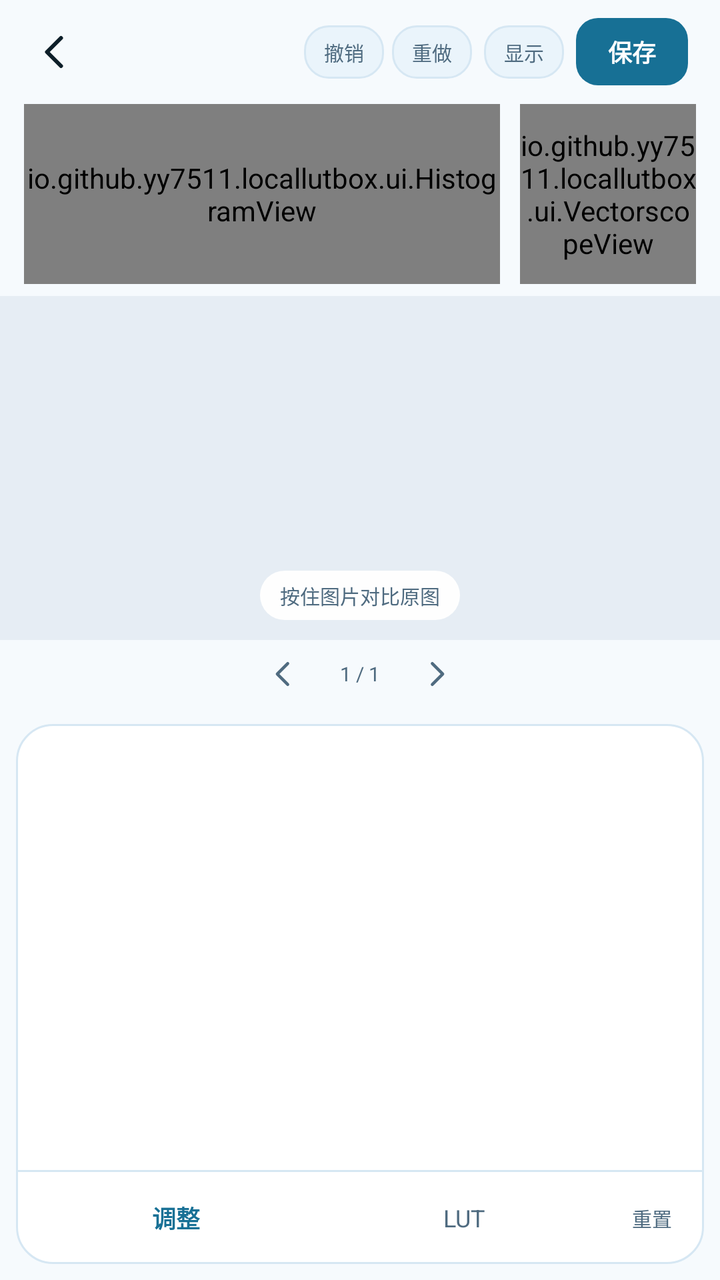
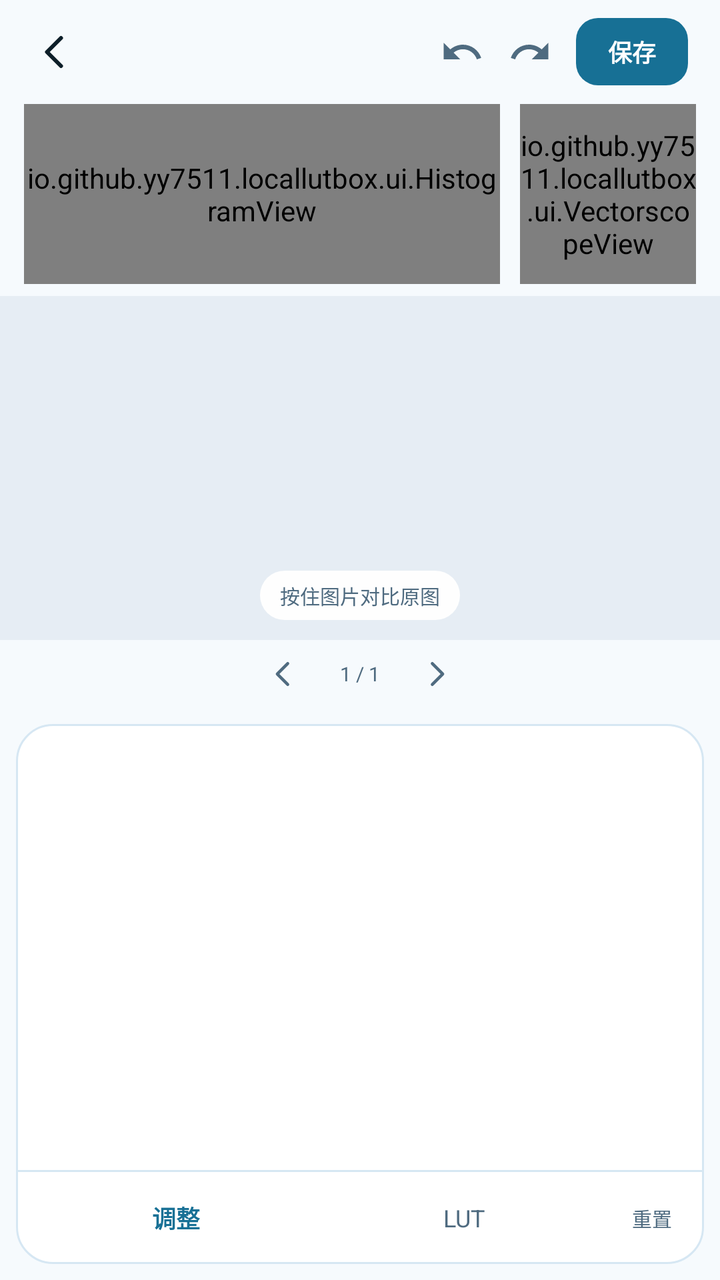

The first picture is an Android layout as it rendered before a commit; the second is the same layout after the commit. The layout source and the unified diff follow.
<!-- AndroidManifest.xml: application theme AppTheme_Dark -->
<!-- res/layout/activity_editor.xml -->
<?xml version="1.0" encoding="utf-8"?>
<LinearLayout xmlns:android="http://schemas.android.com/apk/res/android"
    android:layout_width="match_parent"
    android:layout_height="match_parent"
    android:orientation="vertical"
    android:background="@color/bg">

    <LinearLayout
        android:id="@+id/editorBar"
        android:layout_width="match_parent"
        android:layout_height="52dp"
        android:orientation="horizontal"
        android:gravity="center_vertical"
        android:paddingLeft="8dp"
        android:paddingRight="12dp">

        <ImageView
            android:id="@+id/btnBack"
            android:layout_width="40dp"
            android:layout_height="40dp"
            android:padding="8dp"
            android:src="@drawable/ic_back"
            android:tint="@color/text"
            android:clickable="true"
            android:focusable="true"
            android:contentDescription="返回" />

        <TextView
            android:id="@+id/title"
            android:layout_width="0dp"
            android:layout_height="wrap_content"
            android:layout_weight="1"
            android:layout_marginLeft="2dp"
            android:layout_marginRight="8dp"
            android:ellipsize="middle"
            android:maxLines="1"
            android:textColor="@color/text"
            android:textSize="13sp"
            android:textStyle="bold" />

        <TextView
            android:id="@+id/btnUndo"
            android:layout_width="wrap_content"
            android:layout_height="wrap_content"
            android:layout_marginRight="4dp"
            android:background="@drawable/bg_chip"
            android:paddingLeft="10dp"
            android:paddingRight="10dp"
            android:paddingTop="6dp"
            android:paddingBottom="6dp"
            android:text="撤销"
            android:textColor="@color/muted"
            android:textSize="10sp"
            android:clickable="true"
            android:focusable="true" />

        <TextView
            android:id="@+id/btnRedo"
            android:layout_width="wrap_content"
            android:layout_height="wrap_content"
            android:layout_marginRight="6dp"
            android:background="@drawable/bg_chip"
            android:paddingLeft="10dp"
            android:paddingRight="10dp"
            android:paddingTop="6dp"
            android:paddingBottom="6dp"
            android:text="重做"
            android:textColor="@color/muted"
            android:textSize="10sp"
            android:clickable="true"
            android:focusable="true" />

        <TextView
            android:id="@+id/btnGraph"
            android:layout_width="wrap_content"
            android:layout_height="wrap_content"
            android:layout_marginRight="6dp"
            android:background="@drawable/bg_chip"
            android:paddingLeft="10dp"
            android:paddingRight="10dp"
            android:paddingTop="6dp"
            android:paddingBottom="6dp"
            android:text="显示"
            android:textColor="@color/muted"
            android:textSize="10sp"
            android:clickable="true"
            android:focusable="true" />

        <TextView
            android:id="@+id/btnSave"
            android:layout_width="wrap_content"
            android:layout_height="wrap_content"
            android:layout_marginRight="4dp"
            android:background="@drawable/bg_btn"
            android:paddingLeft="16dp"
            android:paddingRight="16dp"
            android:paddingTop="8dp"
            android:paddingBottom="8dp"
            android:text="保存"
            android:textColor="@color/on_accent"
            android:textSize="12sp"
            android:textStyle="bold"
            android:clickable="true"
            android:focusable="true" />
    </LinearLayout>

    
    <LinearLayout
        android:id="@+id/analysisStrip"
        android:layout_width="match_parent"
        android:layout_height="96dp"
        android:orientation="horizontal"
        android:paddingLeft="12dp"
        android:paddingRight="12dp"
        android:paddingBottom="6dp"
        android:background="@color/bg">

        <io.github.yy7511.locallutbox.ui.HistogramView
            android:id="@+id/histogram"
            android:layout_width="0dp"
            android:layout_height="match_parent"
            android:layout_weight="1" />

        <io.github.yy7511.locallutbox.ui.VectorscopeView
            android:id="@+id/vectorscope"
            android:layout_width="88dp"
            android:layout_height="match_parent"
            android:layout_marginLeft="10dp" />
    </LinearLayout>

    <FrameLayout
        android:layout_width="match_parent"
        android:layout_height="0dp"
        android:layout_weight="1"
        android:background="@color/photo_bg">

        <ImageView
            android:id="@+id/imgPreview"
            android:layout_width="match_parent"
            android:layout_height="match_parent"
            android:scaleType="fitCenter"
            android:contentDescription="预览" />

        <TextView
            android:id="@+id/compareHint"
            android:layout_width="wrap_content"
            android:layout_height="wrap_content"
            android:layout_gravity="bottom|center_horizontal"
            android:layout_marginBottom="10dp"
            android:background="@drawable/bg_bar"
            android:paddingLeft="10dp"
            android:paddingRight="10dp"
            android:paddingTop="5dp"
            android:paddingBottom="5dp"
            android:text="按住图片对比原图"
            android:textColor="@color/muted"
            android:textSize="10sp" />

        <TextView
            android:id="@+id/progressTag"
            android:layout_width="wrap_content"
            android:layout_height="wrap_content"
            android:layout_gravity="top|right"
            android:layout_margin="10dp"
            android:background="@drawable/bg_bar"
            android:paddingLeft="8dp"
            android:paddingRight="8dp"
            android:paddingTop="3dp"
            android:paddingBottom="3dp"
            android:text="处理中…"
            android:textColor="@color/accent"
            android:textSize="10sp"
            android:visibility="gone" />
    </FrameLayout>

    <LinearLayout
        android:id="@+id/pagerBar"
        android:layout_width="match_parent"
        android:layout_height="34dp"
        android:orientation="horizontal"
        android:gravity="center"
        android:background="@color/bg">

        <ImageView
            android:id="@+id/btnPrev"
            android:layout_width="36dp"
            android:layout_height="30dp"
            android:padding="6dp"
            android:src="@drawable/ic_back"
            android:tint="@color/muted"
            android:clickable="true"
            android:focusable="true"
            android:contentDescription="上一张" />

        <TextView
            android:id="@+id/pageInfo"
            android:layout_width="wrap_content"
            android:layout_height="wrap_content"
            android:layout_marginLeft="10dp"
            android:layout_marginRight="10dp"
            android:text="1 / 1"
            android:textColor="@color/muted"
            android:textSize="10sp" />

        <ImageView
            android:id="@+id/btnNext"
            android:layout_width="36dp"
            android:layout_height="30dp"
            android:padding="6dp"
            android:src="@drawable/ic_chevron_right"
            android:tint="@color/muted"
            android:clickable="true"
            android:focusable="true"
            android:contentDescription="下一张" />
    </LinearLayout>

    <LinearLayout
        android:id="@+id/panel"
        android:layout_width="match_parent"
        android:layout_height="270dp"
        android:layout_margin="8dp"
        android:layout_marginTop="2dp"
        android:orientation="vertical"
        android:background="@drawable/bg_panel">

        <FrameLayout
            android:layout_width="match_parent"
            android:layout_height="0dp"
            android:layout_weight="1">

            <ScrollView
                android:id="@+id/paneAdjust"
                android:layout_width="match_parent"
                android:layout_height="match_parent"
                android:scrollbars="none">

                <LinearLayout
                    android:id="@+id/adjustList"
                    android:layout_width="match_parent"
                    android:layout_height="wrap_content"
                    android:orientation="vertical"
                    android:paddingLeft="14dp"
                    android:paddingRight="14dp"
                    android:paddingTop="4dp"
                    android:paddingBottom="10dp" />
            </ScrollView>

            <LinearLayout
                android:id="@+id/paneLut"
                android:layout_width="match_parent"
                android:layout_height="match_parent"
                android:orientation="vertical"
                android:visibility="gone">

                <LinearLayout
                    android:layout_width="match_parent"
                    android:layout_height="wrap_content"
                    android:orientation="horizontal"
                    android:gravity="center_vertical"
                    android:paddingLeft="14dp"
                    android:paddingRight="10dp"
                    android:paddingTop="4dp">

                    <TextView
                        android:id="@+id/lutHint"
                        android:layout_width="0dp"
                        android:layout_height="wrap_content"
                        android:layout_weight="1"
                        android:ellipsize="middle"
                        android:maxLines="1"
                        android:text="短按叠加/移除 · 长按看参数与全屏预览"
                        android:textColor="@color/muted"
                        android:textSize="10sp" />

                    <TextView
                        android:id="@+id/btnLutSize"
                        android:layout_width="wrap_content"
                        android:layout_height="wrap_content"
                        android:background="@drawable/bg_chip"
                        android:paddingLeft="9dp"
                        android:paddingRight="9dp"
                        android:paddingTop="4dp"
                        android:paddingBottom="4dp"
                        android:text="预览大小"
                        android:textColor="@color/muted"
                        android:textSize="10sp"
                        android:clickable="true"
                        android:focusable="true" />
                </LinearLayout>

                <HorizontalScrollView
                    android:layout_width="match_parent"
                    android:layout_height="wrap_content"
                    android:layout_marginTop="2dp"
                    android:scrollbars="none">

                    <LinearLayout
                        android:id="@+id/lutChips"
                        android:layout_width="wrap_content"
                        android:layout_height="wrap_content"
                        android:orientation="horizontal"
                        android:gravity="top"
                        android:paddingLeft="12dp"
                        android:paddingRight="12dp"
                        android:paddingBottom="8dp" />
                </HorizontalScrollView>
            </LinearLayout>
        </FrameLayout>

        <View
            android:layout_width="match_parent"
            android:layout_height="1dp"
            android:background="@color/stroke" />

        <LinearLayout
            android:layout_width="match_parent"
            android:layout_height="46dp"
            android:orientation="horizontal"
            android:paddingLeft="8dp"
            android:paddingRight="8dp">

            <TextView
                android:id="@+id/tabAdjust"
                android:layout_width="0dp"
                android:layout_height="match_parent"
                android:layout_weight="1"
                android:gravity="center"
                android:text="调整"
                android:textColor="@color/accent"
                android:textSize="12sp"
                android:textStyle="bold"
                android:clickable="true"
                android:focusable="true" />

            <TextView
                android:id="@+id/tabLut"
                android:layout_width="0dp"
                android:layout_height="match_parent"
                android:layout_weight="1"
                android:gravity="center"
                android:text="LUT"
                android:textColor="@color/muted"
                android:textSize="12sp"
                android:clickable="true"
                android:focusable="true" />

            <TextView
                android:id="@+id/btnReset"
                android:layout_width="wrap_content"
                android:layout_height="match_parent"
                android:gravity="center"
                android:paddingLeft="12dp"
                android:paddingRight="8dp"
                android:text="重置"
                android:textColor="@color/muted"
                android:textSize="10sp"
                android:clickable="true"
                android:focusable="true" />
        </LinearLayout>
    </LinearLayout>
</LinearLayout>
<!-- resources referenced by this layout -->
<resources>
  <color name="accent">#177095</color>
  <color name="bg">#F6FAFD</color>
  <color name="muted">#4F6B80</color>
  <color name="on_accent">#FFFFFF</color>
  <color name="photo_bg">#E6EDF4</color>
  <color name="stroke">#D6E7F3</color>
  <color name="text">#0D1E29</color>
  <!-- drawable bg_bar (drawable) -->
  <?xml version="1.0" encoding="utf-8"?>
  <shape xmlns:android="http://schemas.android.com/apk/res/android" android:shape="rectangle">
      <solid android:color="@color/bar_bg" />
      <corners android:radius="18dp" />
  </shape>
  <!-- drawable bg_btn (drawable) -->
  <?xml version="1.0" encoding="utf-8"?>
  <shape xmlns:android="http://schemas.android.com/apk/res/android" android:shape="rectangle">
      <solid android:color="@color/accent" />
      <corners android:radius="11dp" />
  </shape>
  <!-- drawable bg_chip (drawable) -->
  <?xml version="1.0" encoding="utf-8"?>
  <shape xmlns:android="http://schemas.android.com/apk/res/android" android:shape="rectangle">
      <solid android:color="@color/surface2" />
      <corners android:radius="12dp" />
      <stroke android:width="1dp" android:color="@color/stroke" />
  </shape>
  <!-- drawable bg_panel (drawable) -->
  <?xml version="1.0" encoding="utf-8"?>
  <shape xmlns:android="http://schemas.android.com/apk/res/android" android:shape="rectangle">
      <solid android:color="@color/bg2" />
      <corners android:radius="18dp" />
      <stroke android:width="1dp" android:color="@color/stroke" />
  </shape>
  <!-- drawable ic_back (drawable) -->
  <?xml version="1.0" encoding="utf-8"?>
  <vector xmlns:android="http://schemas.android.com/apk/res/android"
      android:width="24dp" android:height="24dp"
      android:viewportWidth="24" android:viewportHeight="24">
      <path
          android:pathData="M14.5 5L7.5 12l7 7"
          android:fillColor="#00000000"
          android:strokeColor="#FFFFFFFF"
          android:strokeWidth="2"
          android:strokeLineCap="round"
          android:strokeLineJoin="round" />
  </vector>
  <!-- drawable ic_chevron_right (drawable) -->
  <?xml version="1.0" encoding="utf-8"?>
  <vector xmlns:android="http://schemas.android.com/apk/res/android"
      android:width="24dp" android:height="24dp"
      android:viewportWidth="24" android:viewportHeight="24">
      <path
          android:pathData="M9.5 5l7 7-7 7"
          android:fillColor="#00000000"
          android:strokeColor="#FFFFFFFF"
          android:strokeWidth="2"
          android:strokeLineCap="round"
          android:strokeLineJoin="round" />
  </vector>
  <style name="AppTheme_Dark" parent="@android:style/Theme.Material.NoActionBar">
          <item name="android:windowBackground">@color/bg</item>
          <item name="android:colorAccent">@color/accent</item>
          <item name="android:statusBarColor">@color/bg</item>
          <item name="android:navigationBarColor">@color/bg</item>
          <item name="android:windowLightStatusBar">false</item>
          <item name="android:textColorPrimary">@color/text</item>
          <item name="android:textColorSecondary">@color/muted</item>
      </style>
  <color name="bar_bg">#F4FFFFFF</color>
  <color name="surface2">#EAF4FB</color>
  <color name="bg2">#FFFFFF</color>
</resources>

<!-- the commit's change to res/layout/activity_editor.xml (unified diff, before → after) -->
@@ -38,53 +38,28 @@
             android:textSize="13sp"
             android:textStyle="bold" />
 
-        <TextView
+        <ImageView
             android:id="@+id/btnUndo"
-            android:layout_width="wrap_content"
-            android:layout_height="wrap_content"
-            android:layout_marginRight="4dp"
-            android:background="@drawable/bg_chip"
-            android:paddingLeft="10dp"
-            android:paddingRight="10dp"
-            android:paddingTop="6dp"
-            android:paddingBottom="6dp"
-            android:text="撤销"
-            android:textColor="@color/muted"
-            android:textSize="10sp"
-            android:clickable="true"
-            android:focusable="true" />
-
-        <TextView
+            android:layout_width="34dp"
+            android:layout_height="34dp"
+            android:padding="6dp"
+            android:src="@drawable/ic_undo"
+            android:tint="@color/muted"
+            android:clickable="true"
+            android:focusable="true"
+            android:contentDescription="撤销" />
+
+        <ImageView
             android:id="@+id/btnRedo"
-            android:layout_width="wrap_content"
-            android:layout_height="wrap_content"
+            android:layout_width="34dp"
+            android:layout_height="34dp"
             android:layout_marginRight="6dp"
-            android:background="@drawable/bg_chip"
-            android:paddingLeft="10dp"
-            android:paddingRight="10dp"
-            android:paddingTop="6dp"
-            android:paddingBottom="6dp"
-            android:text="重做"
-            android:textColor="@color/muted"
-            android:textSize="10sp"
-            android:clickable="true"
-            android:focusable="true" />
-
-        <TextView
-            android:id="@+id/btnGraph"
-            android:layout_width="wrap_content"
-            android:layout_height="wrap_content"
-            android:layout_marginRight="6dp"
-            android:background="@drawable/bg_chip"
-            android:paddingLeft="10dp"
-            android:paddingRight="10dp"
-            android:paddingTop="6dp"
-            android:paddingBottom="6dp"
-            android:text="显示"
-            android:textColor="@color/muted"
-            android:textSize="10sp"
-            android:clickable="true"
-            android:focusable="true" />
+            android:padding="6dp"
+            android:src="@drawable/ic_redo"
+            android:tint="@color/muted"
+            android:clickable="true"
+            android:focusable="true"
+            android:contentDescription="重做" />
 
         <TextView
             android:id="@+id/btnSave"
@@ -271,21 +246,6 @@
                         android:text="短按叠加/移除 · 长按看参数与全屏预览"
                         android:textColor="@color/muted"
                         android:textSize="10sp" />
-
-                    <TextView
-                        android:id="@+id/btnLutSize"
-                        android:layout_width="wrap_content"
-                        android:layout_height="wrap_content"
-                        android:background="@drawable/bg_chip"
-                        android:paddingLeft="9dp"
-                        android:paddingRight="9dp"
-                        android:paddingTop="4dp"
-                        android:paddingBottom="4dp"
-                        android:text="预览大小"
-                        android:textColor="@color/muted"
-                        android:textSize="10sp"
-                        android:clickable="true"
-                        android:focusable="true" />
                 </LinearLayout>
 
                 <HorizontalScrollView
<!-- resource entries referenced after the edit -->
@@ -18,13 +18,6 @@
   <shape xmlns:android="http://schemas.android.com/apk/res/android" android:shape="rectangle">
       <solid android:color="@color/accent" />
       <corners android:radius="11dp" />
-  </shape>
-  <!-- drawable bg_chip (drawable) -->
-  <?xml version="1.0" encoding="utf-8"?>
-  <shape xmlns:android="http://schemas.android.com/apk/res/android" android:shape="rectangle">
-      <solid android:color="@color/surface2" />
-      <corners android:radius="12dp" />
-      <stroke android:width="1dp" android:color="@color/stroke" />
   </shape>
   <!-- drawable bg_panel (drawable) -->
   <?xml version="1.0" encoding="utf-8"?>
@@ -59,17 +52,35 @@
           android:strokeLineCap="round"
           android:strokeLineJoin="round" />
   </vector>
+  <!-- drawable ic_redo (drawable) -->
+  <?xml version="1.0" encoding="utf-8"?>
+  <vector xmlns:android="http://schemas.android.com/apk/res/android"
+      android:width="24dp" android:height="24dp"
+      android:viewportWidth="24" android:viewportHeight="24">
+      <path
+          android:pathData="M18.4,10.6C16.55,8.99 14.15,8 11.5,8c-4.65,0 -8.58,3.03 -9.96,7.22L3.9,16c1.05,-3.19 4.05,-5.5 7.6,-5.5 1.95,0 3.73,0.72 5.12,1.88L13,16h9V7l-3.6,3.6z"
+          android:fillColor="#FFFFFFFF" />
+  </vector>
+  <!-- drawable ic_undo (drawable) -->
+  <?xml version="1.0" encoding="utf-8"?>
+  <vector xmlns:android="http://schemas.android.com/apk/res/android"
+      android:width="24dp" android:height="24dp"
+      android:viewportWidth="24" android:viewportHeight="24">
+      <path
+          android:pathData="M12.5,8c-2.65,0 -5.05,0.99 -6.9,2.6L2,7v9h9l-3.62,-3.62c1.39,-1.16 3.16,-1.88 5.12,-1.88 3.54,0 6.55,2.31 7.6,5.5l2.37,-0.78C21.08,11.03 17.15,8 12.5,8z"
+          android:fillColor="#FFFFFFFF" />
+  </vector>
   <style name="AppTheme_Dark" parent="@android:style/Theme.Material.NoActionBar">
           <item name="android:windowBackground">@color/bg</item>
           <item name="android:colorAccent">@color/accent</item>
           <item name="android:statusBarColor">@color/bg</item>
           <item name="android:navigationBarColor">@color/bg</item>
           <item name="android:windowLightStatusBar">false</item>
+          <item name="android:windowLightNavigationBar">false</item>
           <item name="android:textColorPrimary">@color/text</item>
           <item name="android:textColorSecondary">@color/muted</item>
       </style>
   <color name="bar_bg">#F4FFFFFF</color>
-  <color name="surface2">#EAF4FB</color>
   <color name="bg2">#FFFFFF</color>
 </resources>
 
